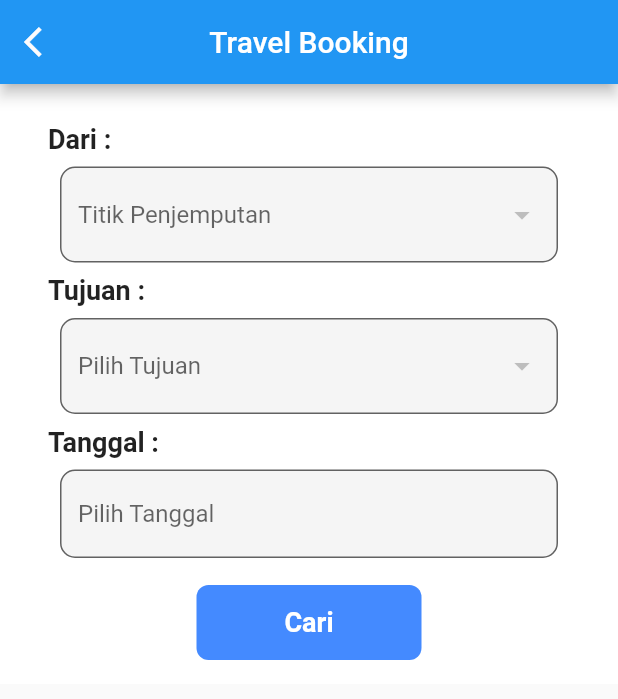
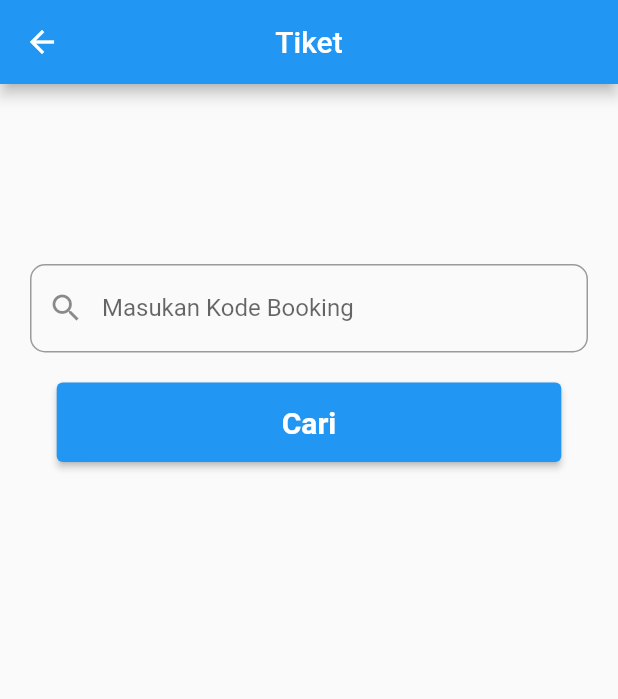
Before and after one commit to hakim220619/flutter_travel, a Flutter app: the screen it shows after launch, after a tap on "Cetak Tiket", on a phone screen of 412 x 824 dp. Shown: the top 699 px of the screen. Run offline on Flutter 3.47's test engine with Material 2 defaults, Android fonts, the phone set to English and light mode, and no system bars; our stand-ins replace cool_alert, email_validator, flutter_easyloading, get, shared_preferences; missing offline and left inert: dart:ffi, ticket_widget.

Commit message:
cek Transaksi

```diff
--- a/lib/views/login.dart
+++ b/lib/views/login.dart
@@ -5,6 +5,7 @@ import 'package:email_validator/email_validator.dart';
 import 'package:travel/views/bookingPage.dart';
 import 'package:travel/views/register.dart';
 import 'package:cool_alert/cool_alert.dart';
+import 'package:travel/views/tiket.dart';
 
 class LoginPage extends StatefulWidget {
   const LoginPage({Key? key}) : super(key: key);
@@ -142,7 +143,7 @@ class _LoginPageState extends State<LoginPage> {
                       Navigator.push(
                         context,
                         MaterialPageRoute(
-                          builder: (context) => const Add(),
+                          builder: (context) => TiketPage(),
                         ),
                       );
                     },
--- /dev/null
+++ b/lib/views/tiket.dart
@@ -0,0 +1,128 @@
+import 'package:flutter/material.dart';
+import 'package:flutter/src/widgets/framework.dart';
+import 'package:flutter/src/widgets/placeholder.dart';
+import 'package:flutter_easyloading/flutter_easyloading.dart';
+import 'package:email_validator/email_validator.dart';
+import 'package:ticket_widget/ticket_widget.dart';
+import 'package:travel/views/cetak_page.dart';
+import 'package:http/http.dart' as http;
+import 'dart:convert';
+import 'dart:io';
+import 'cetak_page.dart';
+import 'package:shared_preferences/shared_preferences.dart';
+
+class TiketPage extends StatefulWidget {
+  TiketPage({super.key});
+
+  static final _client = http.Client();
+
+  @override
+  State<TiketPage> createState() => _TiketPageState();
+}
+
+class _TiketPageState extends State<TiketPage> {
+  @override
+  final _formKey = GlobalKey<FormState>();
+
+  late String kodeBooking;
+
+  Widget build(BuildContext context) {
+    return Scaffold(
+      appBar: AppBar(
+        title: Text("Tiket"),
+        centerTitle: true,
+      ),
+      body: Form(
+        key: _formKey,
+        child: Column(
+          children: [
+            const SizedBox(
+              height: 100,
+            ),
+            Container(
+              padding: const EdgeInsets.fromLTRB(20, 20, 20, 0),
+              child: TextFormField(
+                obscureText: false,
+                validator: (value) {
+                  if (value == null || value.isEmpty) {
+                    return 'Please enter some text';
+                  }
+                  return null;
+                },
+                maxLines: 1,
+                decoration: InputDecoration(
+                    border: OutlineInputBorder(
+                      borderRadius: BorderRadius.circular(10.0),
+                    ),
+                    prefixIcon: const Icon(Icons.search),
+                    labelText: 'Masukan Kode Booking',
+                    hintText: 'Masukan Kode Booking'),
+                onChanged: (value) {
+                  setState(() {
+                    kodeBooking = value;
+                  });
+                },
+              ),
+            ),
+            const SizedBox(
+              height: 20,
+            ),
+            ElevatedButton(
+              onPressed: () async {
+                if (_formKey.currentState!.validate()) {
+                  var _riwayatTiket =
+                      Uri.parse('https://travel.dlhcode.com/api/cetak_tiket');
+                  http.Response response =
+                      await TiketPage._client.post(_riwayatTiket, body: {
+                    "order_id": kodeBooking,
+                  });
+                  print(response.statusCode);
+                  if (response.statusCode == 200) {
+                    var data = jsonDecode(response.body.toString());
+                    // print(data['data']['order_id']);
+
+                    Navigator.push(
+                        context,
+                        MaterialPageRoute(
+                            builder: (context) => TicketData(
+                                  order_id: data['data']['order_id'].toString(),
+                                  nama: data['data']['nama_pemesan'].toString(),
+                                  tanggal:
+                                      data['data']['created_at'].toString(),
+                                  email: data['data']['email'].toString(),
+                                  no_hp: data['data']['no_hp'].toString(),
+                                )));
+                  } else {
+                    showDialog<String>(
+                      context: context,
+                      builder: (BuildContext context) => AlertDialog(
+                        title: const Text('Warning!!'),
+                        content: const Text('Masukan kode boking dengan benar'),
+                        actions: <Widget>[
+                          TextButton(
+                            onPressed: () => Navigator.pop(context, 'OK'),
+                            child: const Text('OK'),
+                          ),
+                        ],
+                      ),
+                    );
+                  }
+                }
+              },
+              style: ElevatedButton.styleFrom(
+                padding: const EdgeInsets.fromLTRB(150, 15, 150, 15),
+              ),
+              child: const Text(
+                'Cari',
+                style: TextStyle(
+                  fontSize: 20,
+                  fontWeight: FontWeight.bold,
+                ),
+              ),
+            ),
+          ],
+        ),
+      ),
+    );
+  }
+}
--- a/pubspec.yaml
+++ b/pubspec.yaml
@@ -37,6 +37,7 @@ dependencies:
   http: ^0.13.5
   intl: ^0.18.0
   shared_preferences: ^2.0.20
+  ticket_widget: ^0.0.1
   url_launcher: ^6.1.10
 
 
```
Also changed, not shown: lib/views/cetak_page.dart (added, +186 -0 lines), lib/views/dashboard.dart (+1 -9 lines), pubspec.lock.
